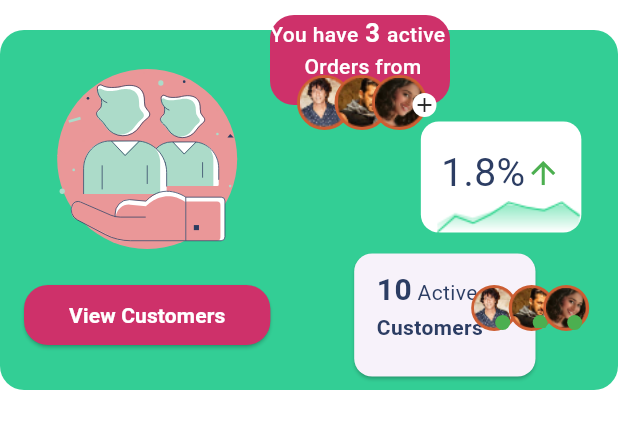
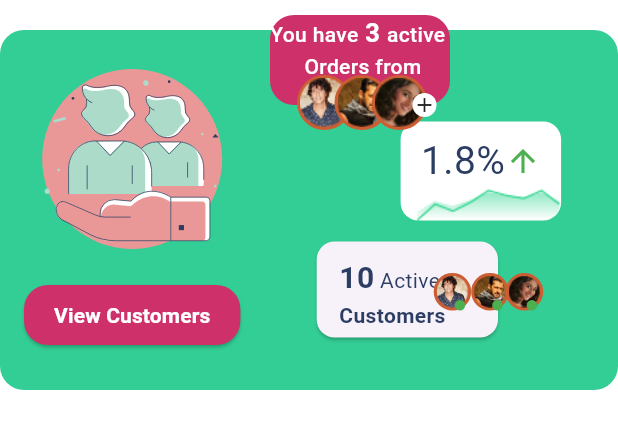
Before and after one commit to AfnasP549/mypcot, a Flutter app: the ContainerThree widget shown alone on an empty page, opened directly, on a phone screen of 412 x 824 dp. Shown: the top 429 px of the screen. Run offline on Flutter 3.47's test engine with Material 3 defaults, Android fonts, the phone set to English and light mode, and no system bars; our stand-ins replace carousel_slider, flutter_svg.

Commit message:
UI fixed bugs

```diff
--- a/lib/core/constants/appcolor.dart
+++ b/lib/core/constants/appcolor.dart
@@ -41,6 +41,7 @@ class Appcolor {
   //! icon
   static const Color primaryIcon = Color(0xFF2C3D63);
   static const Color secondaryIcon = Colors.white;
+  static const Color tertiaryIcon = Colors.green;
 
   //!border
   static Color primaryBorder = Colors.white;
--- a/lib/main.dart
+++ b/lib/main.dart
@@ -1,6 +1,5 @@
 import 'package:flutter/material.dart';
 import 'package:mypcot_infotech/core/constants/appcolor.dart';
-import 'package:mypcot_infotech/view/screens/home_screen.dart';
 import 'package:mypcot_infotech/view/widgets/bottom_nav_bar.dart';
 
 void main() {
@@ -10,7 +9,7 @@ void main() {
 class MyApp extends StatelessWidget {
   const MyApp({super.key});
 
-  // This widget is the root of your application.
+
   @override
   Widget build(BuildContext context) {
     return MaterialApp(
--- a/lib/view/screens/home_screen.dart
+++ b/lib/view/screens/home_screen.dart
@@ -14,7 +14,7 @@ class HomeScreen extends StatelessWidget {
   Widget build(BuildContext context) {
     return Scaffold(
       body: SingleChildScrollView(
-        padding: const EdgeInsets.all(18.0),
+        padding: const EdgeInsets.all(12.0),
         child: Column(
           crossAxisAlignment: CrossAxisAlignment.start,
           children: [
--- a/lib/view/widgets/bottom_nav_bar.dart
+++ b/lib/view/widgets/bottom_nav_bar.dart
@@ -28,7 +28,6 @@ class _CustomBottomNavBarState extends State<CustomBottomNavBar> {
       floatingActionButton: FloatingActionButton(
         onPressed: () {},
         backgroundColor: Appcolor.primaryFloating,
-        // elevation: 8,
         shape: CircleBorder(),
         child: const Icon(Icons.add, color: Colors.white),
       ),
@@ -41,7 +40,7 @@ class _CustomBottomNavBarState extends State<CustomBottomNavBar> {
         child: Row(
           mainAxisAlignment: MainAxisAlignment.spaceBetween,
           children: [
-            // Left side
+            //! Left side
             Row(
               children: [
                 Padding(
@@ -73,7 +72,7 @@ class _CustomBottomNavBarState extends State<CustomBottomNavBar> {
               ],
             ),
 
-            // Right side
+            //! Right side
             Row(
               children: [
                 SizedBox(
--- a/lib/view/widgets/container_three.dart
+++ b/lib/view/widgets/container_three.dart
@@ -49,7 +49,7 @@ class ContainerThree extends StatelessWidget {
                           bgColor: Appcolor.tertiaryButton,
                           text: 'View Customers',
                           onPressed: () {},
-                          horizontalPadding: 30,
+                          horizontalPadding: 20,
                           verticalPadding: 4,
                         ),
                       ],
@@ -60,7 +60,7 @@ class ContainerThree extends StatelessWidget {
                       mainAxisAlignment: MainAxisAlignment.start,
                       children: [
                         Padding(
-                          padding: const EdgeInsets.only(top: 45, left: 40),
+                          padding: const EdgeInsets.only(top: 45, left: 38),
                           child: Container(
                             decoration: BoxDecoration(
                               color: Appcolor.primaryColor,
@@ -69,7 +69,7 @@ class ContainerThree extends StatelessWidget {
                             child: Column(
                               children: [
                                 Padding(
-                                  padding: const EdgeInsets.only(top: 16),
+                                  padding: const EdgeInsets.only(top: 8),
                                   child: Row(
                                     children: [
                                       Text(
@@ -78,7 +78,7 @@ class ContainerThree extends StatelessWidget {
                                       ),
                                       Icon(
                                         Icons.arrow_upward,
-                                        color: Colors.green,
+                                        color: Appcolor.tertiaryIcon,
                                       ),
                                     ],
                                   ),
@@ -94,7 +94,7 @@ class ContainerThree extends StatelessWidget {
 
                         //!card
                         Padding(
-                          padding: const EdgeInsets.only(right: 35, top: 10),
+                          padding: const EdgeInsets.only(right: 60, top: 10),
                           child: Stack(
                             clipBehavior: Clip.none,
                             children: [
@@ -104,7 +104,7 @@ class ContainerThree extends StatelessWidget {
                                     top: 10,
                                     left: 15,
                                     right: 35,
-                                    bottom: 23,
+                                    bottom: 5,
                                   ),
                                   child: Text.rich(
                                     TextSpan(
@@ -139,8 +139,8 @@ class ContainerThree extends StatelessWidget {
                                   clipBehavior: Clip.none,
                                   children: [
                                     Container(
-                                      height: 30.67,
-                                      width: 30.67,
+                                      height: 25,
+                                      width: 25,
                                       decoration: BoxDecoration(
                                         shape: BoxShape.circle,
                                         color: Appcolor.primaryButton,
@@ -158,11 +158,11 @@ class ContainerThree extends StatelessWidget {
                                             ),
                                           ),
                                           Positioned(
-                                            top: 18,
-                                            left: 14,
+                                            top: 16,
+                                            left: 12,
                                             child: Container(
-                                              height: 10,
-                                              width: 10,
+                                              height: 7,
+                                              width: 7,
                                               decoration: BoxDecoration(
                                                 color:
                                                     Appcolor
@@ -181,8 +181,8 @@ class ContainerThree extends StatelessWidget {
                                         clipBehavior: Clip.none,
                                         children: [
                                           Container(
-                                            height: 30.67,
-                                            width: 30.67,
+                                            height: 25,
+                                            width: 25,
                                             decoration: BoxDecoration(
                                               shape: BoxShape.circle,
                                               color: Appcolor.primaryButton,
@@ -192,6 +192,7 @@ class ContainerThree extends StatelessWidget {
                                               ),
                                             ),
                                             child: Stack(
+                                              clipBehavior: Clip.none,
                                               children: [
                                                 ClipRect(
                                                   child: Image.asset(
@@ -199,11 +200,11 @@ class ContainerThree extends StatelessWidget {
                                                   ),
                                                 ),
                                                 Positioned(
-                                                  top: 18,
-                                                  left: 14,
+                                                  top: 16,
+                                                  left: 12,
                                                   child: Container(
-                                                    height: 10,
-                                                    width: 10,
+                                                    height: 7,
+                                                    width: 7,
                                                     decoration: BoxDecoration(
                                                       color:
                                                           Appcolor
@@ -219,8 +220,8 @@ class ContainerThree extends StatelessWidget {
                                           Positioned(
                                             left: 23,
                                             child: Container(
-                                              height: 30.67,
-                                              width: 30.67,
+                                              height: 25,
+                                              width: 25,
                                               decoration: BoxDecoration(
                                                 shape: BoxShape.circle,
                                                 color: Appcolor.primaryButton,
@@ -238,11 +239,11 @@ class ContainerThree extends StatelessWidget {
                                                     ),
                                                   ),
                                                   Positioned(
-                                                    top: 18,
-                                                    left: 14,
+                                                    top: 16,
+                                                    left: 12,
                                                     child: Container(
-                                                      height: 10,
-                                                      width: 10,
+                                                      height: 7,
+                                                      width: 7,
                                                       decoration: BoxDecoration(
                                                         color:
                                                             Appcolor
```
Also changed, not shown: lib/view/widgets/calender_body.dart (+11 -12 lines), lib/view/widgets/calender_header.dart (+4 -5 lines), lib/view/widgets/container_two.dart (added, +279 -0 lines), lib/view/widgets/custom_carousel.dart (+5 -4 lines), assets/subscriptions-illustration-image.svg (added).
